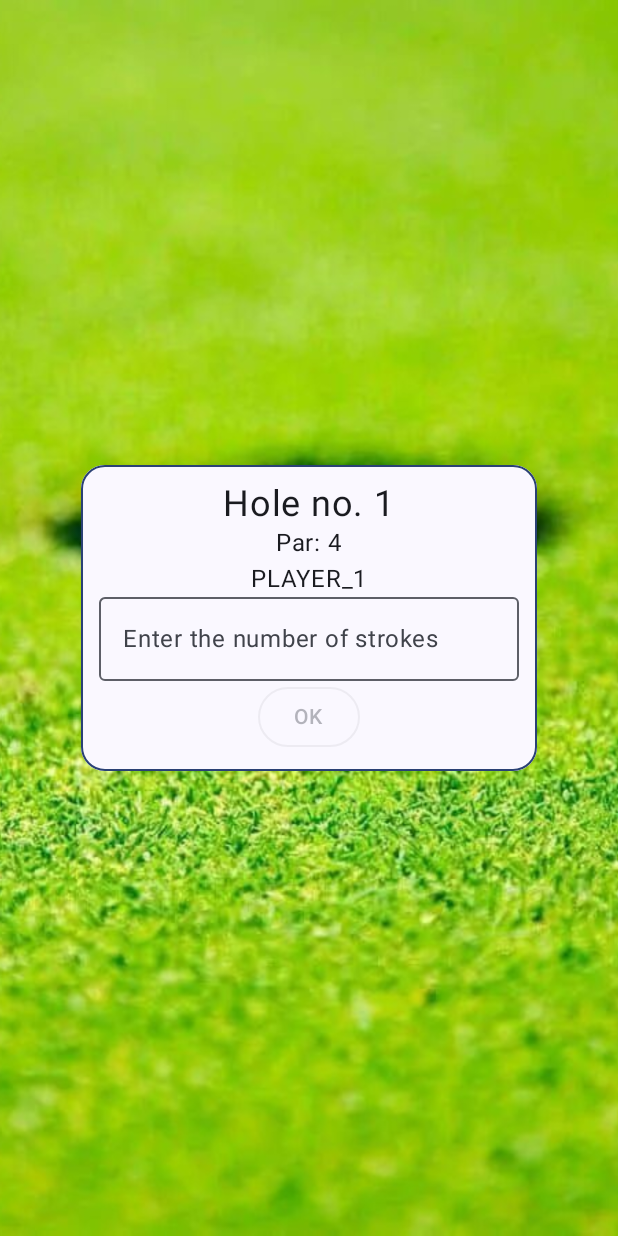
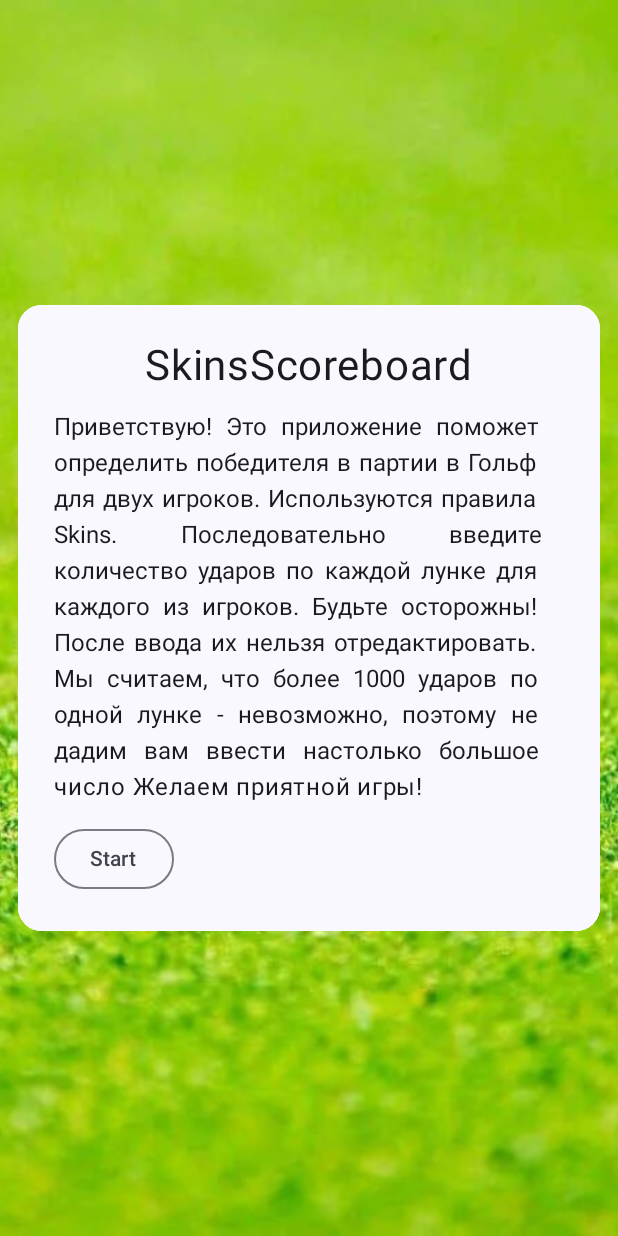
Before and after one commit to Ritersport/SkinsScoreboard, an Android app built with Jetpack Compose: the screen it shows after launch (MainActivity), on a phone screen of 412 x 824 dp. Run offline under Robolectric (Android 15) with nearby library versions, the phone set to English and light mode, and no system bars.

Commit message:
greeting screen added

```diff
--- a/app/src/main/java/com/ritesrport/skinsscoreboard/MainActivity.kt
+++ b/app/src/main/java/com/ritesrport/skinsscoreboard/MainActivity.kt
@@ -11,7 +11,7 @@ import androidx.compose.runtime.Composable
 import androidx.compose.ui.Modifier
 import com.ritesrport.skinsscoreboard.di.HoleInputRepositoryProvider
 import com.ritesrport.skinsscoreboard.ui.theme.SkinsScoreboardTheme
-import com.ritesrport.skinsscoreboard.view.composables.Game
+import com.ritesrport.skinsscoreboard.view.composables.Greeting
 import com.ritesrport.skinsscoreboard.view.view_model.MainViewModel
 
 class MainActivity : ComponentActivity() {
@@ -29,7 +29,7 @@ class MainActivity : ComponentActivity() {
 @Composable
 fun App(modifier: Modifier = Modifier) {
     Scaffold(modifier = modifier.fillMaxSize()) { innerPadding ->
-        Game(
+        Greeting(
             MainViewModel(HoleInputRepositoryProvider.provideRepository()),
             modifier = Modifier.padding(innerPadding)
         )
--- a/app/src/main/java/com/ritesrport/skinsscoreboard/domain/GameResultState.kt
+++ /dev/null
@@ -1,3 +0,0 @@
-package com.ritesrport.skinsscoreboard.domain
-
-data class GameResultState(val winner: PlayerScore?)
--- a/app/src/main/java/com/ritesrport/skinsscoreboard/view/composables/Game.kt
+++ b/app/src/main/java/com/ritesrport/skinsscoreboard/view/composables/Game.kt
@@ -1,18 +1,32 @@
 package com.ritesrport.skinsscoreboard.view.composables
 
+import androidx.compose.foundation.Image
+import androidx.compose.foundation.layout.Box
+import androidx.compose.foundation.layout.fillMaxHeight
 import androidx.compose.runtime.Composable
 import androidx.compose.runtime.collectAsState
 import androidx.compose.runtime.getValue
+import androidx.compose.ui.Alignment
 import androidx.compose.ui.Modifier
+import androidx.compose.ui.layout.ContentScale
+import androidx.compose.ui.res.painterResource
+import com.ritesrport.skinsscoreboard.R
 import com.ritesrport.skinsscoreboard.view.view_model.MainViewModel
 
 @Composable
 fun Game(viewModel: MainViewModel, modifier: Modifier = Modifier) {
-    val state by viewModel.holeInputState.collectAsState()
-    if (state.isGameOver) {
-        GameResults(viewModel, modifier)
-    }
-    else {
-        HoleInput(viewModel, modifier)
+    Box(contentAlignment = Alignment.Center) {
+        Image(
+            painterResource(R.drawable.hole),
+            contentDescription = null,
+            contentScale = ContentScale.Crop,
+            modifier = modifier.fillMaxHeight()
+        )
+        val state by viewModel.holeInputState.collectAsState()
+        if (state.isGameOver) {
+            GameResults(viewModel, modifier)
+        } else {
+            HoleInput(viewModel, modifier)
+        }
     }
 }
--- /dev/null
+++ b/app/src/main/java/com/ritesrport/skinsscoreboard/view/composables/Greeting.kt
@@ -0,0 +1,79 @@
+package com.ritesrport.skinsscoreboard.view.composables
+
+import androidx.compose.foundation.BorderStroke
+import androidx.compose.foundation.Image
+import androidx.compose.foundation.background
+import androidx.compose.foundation.layout.Box
+import androidx.compose.foundation.layout.Column
+import androidx.compose.foundation.layout.fillMaxHeight
+import androidx.compose.foundation.layout.padding
+import androidx.compose.foundation.layout.wrapContentHeight
+import androidx.compose.foundation.layout.wrapContentSize
+import androidx.compose.foundation.shape.RoundedCornerShape
+import androidx.compose.material3.MaterialTheme
+import androidx.compose.material3.OutlinedButton
+import androidx.compose.material3.Surface
+import androidx.compose.material3.Text
+import androidx.compose.runtime.Composable
+import androidx.compose.runtime.collectAsState
+import androidx.compose.runtime.getValue
+import androidx.compose.runtime.mutableStateOf
+import androidx.compose.runtime.remember
+import androidx.compose.runtime.setValue
+import androidx.compose.ui.Alignment
+import androidx.compose.ui.Modifier
+import androidx.compose.ui.layout.ContentScale
+import androidx.compose.ui.res.painterResource
+import androidx.compose.ui.res.stringResource
+import androidx.compose.ui.text.TextStyle
+import androidx.compose.ui.text.style.TextAlign
+import androidx.compose.ui.unit.dp
+import androidx.compose.ui.unit.sp
+import com.ritesrport.skinsscoreboard.R
+import com.ritesrport.skinsscoreboard.view.view_model.MainViewModel
+
+@Composable
+fun Greeting(viewModel: MainViewModel, modifier: Modifier = Modifier) {
+    var isGreeting by remember { mutableStateOf(true) }
+    val state by viewModel.holeInputState.collectAsState()
+
+    if (isGreeting) {
+        Box(contentAlignment = Alignment.Center) {
+            Image(
+                painterResource(R.drawable.hole),
+                contentDescription = null,
+                contentScale = ContentScale.Crop,
+                modifier = modifier.fillMaxHeight()
+            )
+            Surface(
+                modifier = modifier
+                    .wrapContentSize()
+                    .padding(12.dp),
+                shape = RoundedCornerShape(16.dp),
+                border = BorderStroke(1.dp, MaterialTheme.colorScheme.background)
+            ) {
+                Column(
+                    modifier = modifier
+                        .background(MaterialTheme.colorScheme.background)
+                        .wrapContentHeight()
+                        .padding(24.dp)
+                ) {
+                    Text(text = stringResource(R.string.app_name),
+                        fontSize = 28.sp,
+                        modifier = modifier.align(Alignment.CenterHorizontally))
+                    Text(
+                        text = stringResource(R.string.greeting),
+                        textAlign = TextAlign.Justify,
+                        modifier = modifier.padding(vertical = 12.dp)
+                        )
+                    OutlinedButton(onClick = { isGreeting = false }) {
+                        Text("Start")
+                    }
+                }
+            }
+        }
+    } else {
+        Game(viewModel)
+    }
+
+}
--- a/app/src/main/java/com/ritesrport/skinsscoreboard/view/composables/HoleInput.kt
+++ b/app/src/main/java/com/ritesrport/skinsscoreboard/view/composables/HoleInput.kt
@@ -1,12 +1,9 @@
 package com.ritesrport.skinsscoreboard.view.composables
 
 import androidx.compose.foundation.BorderStroke
-import androidx.compose.foundation.Image
 import androidx.compose.foundation.background
 import androidx.compose.foundation.layout.Arrangement
-import androidx.compose.foundation.layout.Box
 import androidx.compose.foundation.layout.Column
-import androidx.compose.foundation.layout.fillMaxHeight
 import androidx.compose.foundation.layout.padding
 import androidx.compose.foundation.layout.wrapContentHeight
 import androidx.compose.foundation.shape.RoundedCornerShape
@@ -24,12 +21,9 @@ import androidx.compose.runtime.remember
 import androidx.compose.runtime.setValue
 import androidx.compose.ui.Alignment
 import androidx.compose.ui.Modifier
-import androidx.compose.ui.layout.ContentScale
-import androidx.compose.ui.res.painterResource
 import androidx.compose.ui.text.input.KeyboardType
 import androidx.compose.ui.unit.dp
 import androidx.compose.ui.unit.sp
-import com.ritesrport.skinsscoreboard.R
 import com.ritesrport.skinsscoreboard.domain.HoleInputIntent
 import com.ritesrport.skinsscoreboard.view.view_model.MainViewModel
 
@@ -38,13 +32,7 @@ fun HoleInput(viewModel: MainViewModel, modifier: Modifier = Modifier) {
     val state by viewModel.holeInputState.collectAsState()
     var okButtonEnabled by remember { mutableStateOf(false) }
     var textFieldValue by remember { mutableStateOf("") }
-    Box(contentAlignment = Alignment.Center) {
-        Image(
-            painterResource(R.drawable.hole),
-            contentDescription = null,
-            contentScale = ContentScale.Crop,
-            modifier = modifier.fillMaxHeight()
-        )
+
     Surface(
         shape = RoundedCornerShape(16.dp),
         border = BorderStroke(1.dp, MaterialTheme.colorScheme.primary)
@@ -62,7 +50,10 @@ fun HoleInput(viewModel: MainViewModel, modifier: Modifier = Modifier) {
                 fontSize = 24.sp,
             )
             Text("Par: ${state.holeData.par}")
-                Text(state.player.name)
+            Text(
+                text = state.player.name,
+                modifier = modifier.padding(vertical = 8.dp)
+            )
             OutlinedTextField(
                 textFieldValue,
                 {
@@ -83,4 +74,3 @@ fun HoleInput(viewModel: MainViewModel, modifier: Modifier = Modifier) {
         }
     }
 }
-}
--- /dev/null
+++ b/app/src/main/java/com/ritesrport/skinsscoreboard/view/states/GameResultState.kt
@@ -0,0 +1,5 @@
+package com.ritesrport.skinsscoreboard.view.states
+
+import com.ritesrport.skinsscoreboard.domain.PlayerScore
+
+data class GameResultState(val winner: PlayerScore?)
--- /dev/null
+++ b/app/src/main/java/com/ritesrport/skinsscoreboard/view/states/GreetingState.kt
@@ -0,0 +1,3 @@
+package com.ritesrport.skinsscoreboard.view.states
+
+data class GreetingState(val greetingText: String)
--- a/app/src/main/res/values/strings.xml
+++ b/app/src/main/res/values/strings.xml
@@ -1,3 +1,12 @@
 <resources>
     <string name="app_name">SkinsScoreboard</string>
+    <string name="greeting">Приветствую!
+
+Это приложение поможет определить победителя в партии в Гольф для двух игроков. Используются правила Skins.
+
+Последовательно введите количество ударов по каждой лунке для каждого из игроков. Будьте осторожны! После ввода их нельзя отредактировать.
+
+Мы считаем, что более 1000 ударов по одной лунке - невозможно, поэтому не дадим вам ввести настолько большое число
+
+Желаем приятной игры!</string>
 </resources>
```
Also changed, not shown: app/src/main/java/com/ritesrport/skinsscoreboard/domain/HoleInputState.kt (deleted, +0 -7 lines), app/src/main/java/com/ritesrport/skinsscoreboard/view/composables/GameOver.kt (+10 -4 lines), app/src/main/java/com/ritesrport/skinsscoreboard/view/states/HoleInputState.kt (added, +10 -0 lines), app/src/main/java/com/ritesrport/skinsscoreboard/view/view_model/MainViewModel.kt (+30 -24 lines). Lines whose indentation alone changed are shown as unchanged.
